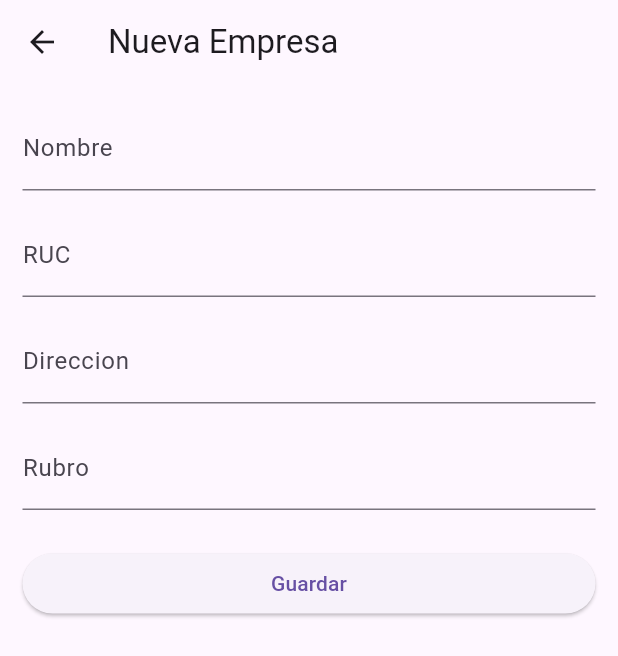
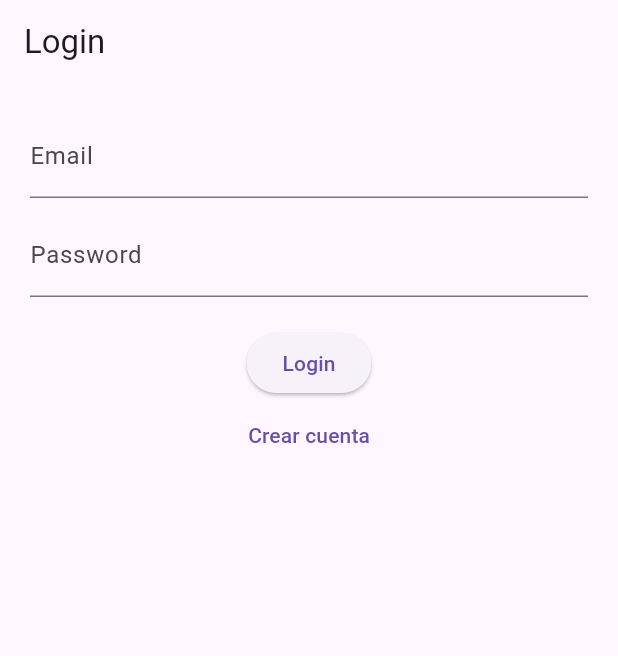
Before and after one commit to AromSanchez/flutter_sin-errores-segun-yo, a Flutter app: the screen it shows after launch, on a phone screen of 412 x 824 dp. Shown: the top 656 px of the screen. Run offline on Flutter 3.47's test engine with Material 3 defaults, Android fonts, the phone set to English and light mode, and no system bars; our stand-ins replace shared_preferences.

Commit message:
Implement user authentication with login and registration screens; integrate SharedPreferences for token management; enhance API service for authentication; update main app structure to handle user sessions.

```diff
--- a/lib/main.dart
+++ b/lib/main.dart
@@ -2,27 +2,39 @@ import 'package:crud_withnodejs_b/providers/empresa_provider.dart';
 import 'package:crud_withnodejs_b/screens/screens.dart';
 import 'package:flutter/material.dart';
 import 'package:provider/provider.dart';
+import 'package:shared_preferences/shared_preferences.dart';
 
-void main() => runApp(const MyApp());
+void main() async {
+  WidgetsFlutterBinding.ensureInitialized();
+
+  final prefs = await SharedPreferences.getInstance();
+  final token = prefs.getString('token');
+
+  runApp(MyApp(isLogged: token != null));
+}
 
 class MyApp extends StatelessWidget {
-  const MyApp({super.key});
+  final bool isLogged;
+
+  const MyApp({super.key, required this.isLogged});
 
   @override
   Widget build(BuildContext context) {
     return ChangeNotifierProvider(
-      create: (context) => EmpresaProvider(),
+      create: (_) => EmpresaProvider(),
       child: MaterialApp(
         debugShowCheckedModeBanner: false,
         title: 'Registro de Empresas',
         theme: ThemeData(primarySwatch: Colors.indigo),
-        initialRoute: '/form',
-        routes:{
-          '/' : (context) => ListScreen(),
-          '/form' : (context) => FormScreen(),
-          '/detail' : (context) => DetailScreen()
-        }
 
+        home: isLogged ? const ListScreen() : const LoginScreen(),
+
+        routes: {
+          '/list': (context) => const ListScreen(),
+          '/form': (context) => const FormScreen(),
+          '/detail': (context) => const DetailScreen(),
+          '/login': (context) => const LoginScreen(),
+        },
       ),
     );
   }
--- a/lib/models/empresa.dart
+++ b/lib/models/empresa.dart
@@ -12,18 +12,19 @@ class Empresa {
     required this.ruc,
     this.direccion,
     this.rubro,
-    this.esactivo = true});
+    this.esactivo = true,
+  });
 
-  factory Empresa.fromJson(Map<String, dynamic> json ) => Empresa(
-    id: json['id'],
+  factory Empresa.fromJson(Map<String, dynamic> json) => Empresa(
+    id: json['id'] is int ? json['id'] : int.tryParse(json['id'].toString()),
     nombre: json['nombre'],
     ruc: json['ruc'],
     direccion: json['direccion'],
     rubro: json['rubro'],
-    esactivo: json['esactivo'] ?? true
+    esactivo: json['esactivo'] ?? true,
   );
 
-  Map<String, dynamic> toJson() =>{
+  Map<String, dynamic> toJson() => {
     "nombre": nombre,
     "ruc": ruc,
     "direccion": direccion,
--- /dev/null
+++ b/lib/screens/login_screen.dart
@@ -0,0 +1,95 @@
+import 'package:crud_withnodejs_b/screens/register_screen.dart';
+import 'package:flutter/material.dart';
+import '../services/api_service.dart';
+import 'package:shared_preferences/shared_preferences.dart';
+import 'package:crud_withnodejs_b/screens/list_screen.dart';
+
+class LoginScreen extends StatefulWidget {
+  const LoginScreen({super.key});
+
+  @override
+  State<LoginScreen> createState() => _LoginScreenState();
+}
+
+class _LoginScreenState extends State<LoginScreen> {
+  final emailCtrl = TextEditingController();
+  final passCtrl = TextEditingController();
+  bool loading = false;
+
+  Future<void> login() async {
+    setState(() => loading = true);
+
+    try {
+      final token = await ApiService.login(
+        emailCtrl.text.trim(),
+        passCtrl.text.trim(),
+      );
+
+      print("TOKEN RECIBIDO: $token");
+
+      final prefs = await SharedPreferences.getInstance();
+      await prefs.setString('token', token);
+
+      if (mounted) {
+        Navigator.pushReplacement(
+          context,
+          MaterialPageRoute(builder: (_) => const ListScreen()),
+        );
+      }
+    } catch (e) {
+      ScaffoldMessenger.of(context).showSnackBar(
+        SnackBar(content: Text('Error login: $e'), backgroundColor: Colors.red),
+      );
+    }
+
+    setState(() => loading = false);
+  }
+
+  @override
+  Widget build(BuildContext context) {
+    return Scaffold(
+      appBar: AppBar(title: const Text("Login")),
+      body: Padding(
+        padding: const EdgeInsets.all(20),
+        child: Column(
+          children: [
+            TextField(
+              controller: emailCtrl,
+              decoration: const InputDecoration(labelText: "Email"),
+            ),
+            const SizedBox(height: 10),
+            TextField(
+              controller: passCtrl,
+              obscureText: true,
+              decoration: const InputDecoration(labelText: "Password"),
+            ),
+            const SizedBox(height: 20),
+
+            ElevatedButton(
+              onPressed: loading ? null : login,
+              child: loading
+                  ? const SizedBox(
+                      height: 20,
+                      width: 20,
+                      child: CircularProgressIndicator(
+                        color: Colors.white,
+                        strokeWidth: 2,
+                      ),
+                    )
+                  : const Text("Login"),
+            ),
+            TextButton(
+              onPressed: () {
+                Navigator.push(
+                  context,
+                  MaterialPageRoute(builder: (_) => const RegisterScreen()),
+                );
+              },
+              child: const Text("Crear cuenta"),
+            ),
+          ],
+        ),
+      ),
+    );
+  }
+}
--- a/lib/screens/screens.dart
+++ b/lib/screens/screens.dart
@@ -1,3 +1,4 @@
+export 'package:crud_withnodejs_b/screens/login_screen.dart';
 export 'package:crud_withnodejs_b/screens/detail_screen.dart';
 export 'package:crud_withnodejs_b/screens/form_screen.dart';
 export 'package:crud_withnodejs_b/screens/list_screen.dart';
--- a/pubspec.yaml
+++ b/pubspec.yaml
@@ -36,6 +36,7 @@ dependencies:
   # The following adds the Cupertino Icons font to your application.
   # Use with the CupertinoIcons class for iOS style icons.
   cupertino_icons: ^1.0.8
+  shared_preferences: ^2.5.5
 
 dev_dependencies:
   flutter_test:
```
Also changed, not shown: lib/screens/list_screen.dart (+92 -31 lines), lib/screens/register_screen.dart (added, +90 -0 lines), lib/services/api_service.dart (+108 -20 lines), pubspec.lock, 1 other file.
